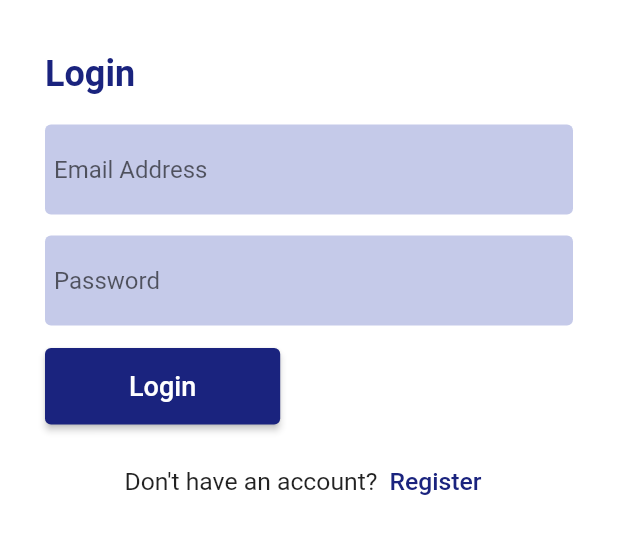
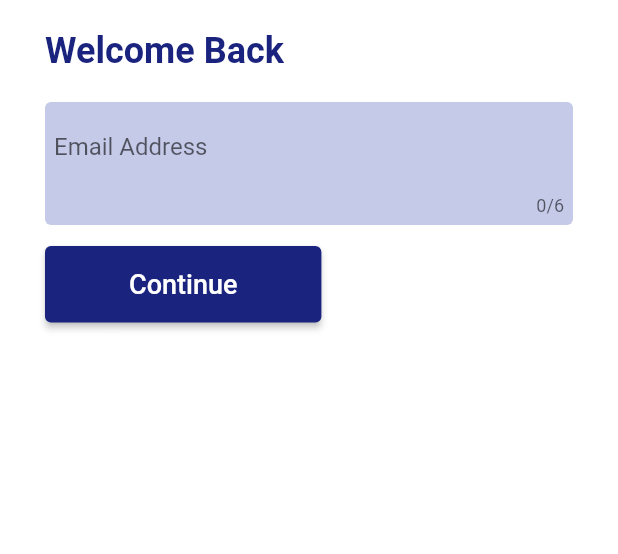
Before and after one commit to Pinponsuhu/Tailoring-app, a Flutter app: the screen it shows after launch, on a phone screen of 412 x 824 dp, the part 210-764 px from its top. Run offline on Flutter 3.47's test engine with Material 2 defaults, Android fonts, the phone set to English and light mode, and no system bars; our stand-ins replace flutter_native_splash, font_awesome_flutter, google_nav_bar.

Commit message:
Login and Register changed to isNew and IsLoggedIn

```diff
--- a/lib/screens/authenticate/authenticate.dart
+++ b/lib/screens/authenticate/authenticate.dart
@@ -1,6 +1,6 @@
 import 'package:flutter/material.dart';
-import 'package:tailor_measurement/screens/authenticate/login.dart';
-import 'package:tailor_measurement/screens/authenticate/register.dart';
+import 'package:tailor_measurement/screens/authenticate/isLoggedIn.dart';
+import 'package:tailor_measurement/screens/authenticate/isNew.dart';
 
 class Authenticate extends StatefulWidget {
   Authenticate({Key? key}) : super(key: key);
@@ -10,7 +10,7 @@ class Authenticate extends StatefulWidget {
 }
 
 class _AuthenticateState extends State<Authenticate> {
-  bool isLogin = true;
+  bool isLogin = false;
   void toggleAuth() {
     setState(() {
       isLogin = !isLogin;
@@ -19,6 +19,6 @@ class _AuthenticateState extends State<Authenticate> {
 
   @override
   Widget build(BuildContext context) {
-    return isLogin == true ? Login(toggleAuth) : Register(toggleAuth);
+    return isLogin == true ? IsNew(toggleAuth) : IsLoggedIn(toggleAuth);
   }
 }
--- a/lib/screens/authenticate/login.dart
+++ b/lib/screens/authenticate/isLoggedIn.dart
@@ -1,15 +1,15 @@
 import 'package:flutter/material.dart';
 import 'package:tailor_measurement/constants/colors.dart';
 
-class Login extends StatefulWidget {
+class IsLoggedIn extends StatefulWidget {
   final Function toggleAuth;
-  Login(this.toggleAuth);
+  IsLoggedIn(this.toggleAuth);
 
   @override
-  State<Login> createState() => _LoginState();
+  State<IsLoggedIn> createState() => _IsLoggedInState();
 }
 
-class _LoginState extends State<Login> {
+class _IsLoggedInState extends State<IsLoggedIn> {
   @override
   Widget build(BuildContext context) {
     return Scaffold(
@@ -20,12 +20,12 @@ class _LoginState extends State<Login> {
           child: Column(
             children: [
               //logo goes here
-              SizedBox(
-                height: 40,
-              ),
               Container(
                   child: Column(
                 children: [
+                  SizedBox(
+                    height: 40,
+                  ),
                   Image(
                     height: 100,
                     width: 100,
@@ -34,7 +34,7 @@ class _LoginState extends State<Login> {
                 ],
               )),
               SizedBox(
-                height: 35,
+                height: 20,
               ),
               Container(
                 padding: EdgeInsets.symmetric(horizontal: 30),
@@ -42,7 +42,7 @@ class _LoginState extends State<Login> {
                   crossAxisAlignment: CrossAxisAlignment.start,
                   children: [
                     Text(
-                      "Login",
+                      "Welcome Back",
                       style: TextStyle(
                           fontSize: 24.0,
                           fontWeight: FontWeight.bold,
@@ -57,7 +57,8 @@ class _LoginState extends State<Login> {
                       child: Padding(
                         padding: const EdgeInsets.all(6.0),
                         child: TextFormField(
-                          keyboardType: TextInputType.emailAddress,
+                          maxLength: 6,
+                          keyboardType: TextInputType.number,
                           decoration: InputDecoration(
                             border: InputBorder.none,
                             focusedBorder: InputBorder.none,
@@ -72,37 +73,15 @@ class _LoginState extends State<Login> {
                     SizedBox(
                       height: 14,
                     ),
-                    Container(
-                      decoration: BoxDecoration(
-                          color: Colors.indigo.shade100,
-                          borderRadius: BorderRadius.circular(4)),
-                      child: Padding(
-                        padding: const EdgeInsets.all(6.0),
-                        child: TextFormField(
-                          obscureText: true,
-                          decoration: InputDecoration(
-                            border: InputBorder.none,
-                            focusedBorder: InputBorder.none,
-                            enabledBorder: InputBorder.none,
-                            errorBorder: InputBorder.none,
-                            disabledBorder: InputBorder.none,
-                            hintText: "Password",
-                          ),
-                        ),
-                      ),
-                    ),
-                    SizedBox(
-                      height: 15,
-                    ),
                     ElevatedButton(
                       onPressed: () {
-                        Navigator.pushNamed(context, '/home');
+                        print("shaba");
                       },
                       child: Padding(
                         padding: const EdgeInsets.symmetric(
                             horizontal: 40, vertical: 15.0),
                         child: Text(
-                          "Login",
+                          "Continue",
                           style: TextStyle(fontSize: 18),
                         ),
                       ),
@@ -110,29 +89,6 @@ class _LoginState extends State<Login> {
                           backgroundColor:
                               MaterialStateProperty.all(Colors.indigo[900])),
                     ),
-                    SizedBox(
-                      height: 14,
-                    ),
-                    Row(
-                      mainAxisAlignment: MainAxisAlignment.center,
-                      children: [
-                        Text("Don't have an account?",
-                            style: TextStyle(fontSize: 16.5)),
-                        TextButton(
-                            onPressed: () {
-                              widget.toggleAuth();
-                            },
-                            child: Text(
-                              "Register",
-                              style: TextStyle(
-                                  color: Colors.indigo[900], fontSize: 16.5),
-                            ),
-                            style: ButtonStyle(
-                              overlayColor:
-                                  MaterialStateProperty.all(Colors.transparent),
-                            ))
-                      ],
-                    )
                   ],
                 ),
               )
```
Also changed, not shown: lib/screens/add_new/add_new.dart (+7 -4 lines), lib/screens/authenticate/isNew.dart (added, +125 -0 lines), lib/screens/authenticate/register.dart (deleted, +0 -167 lines).
